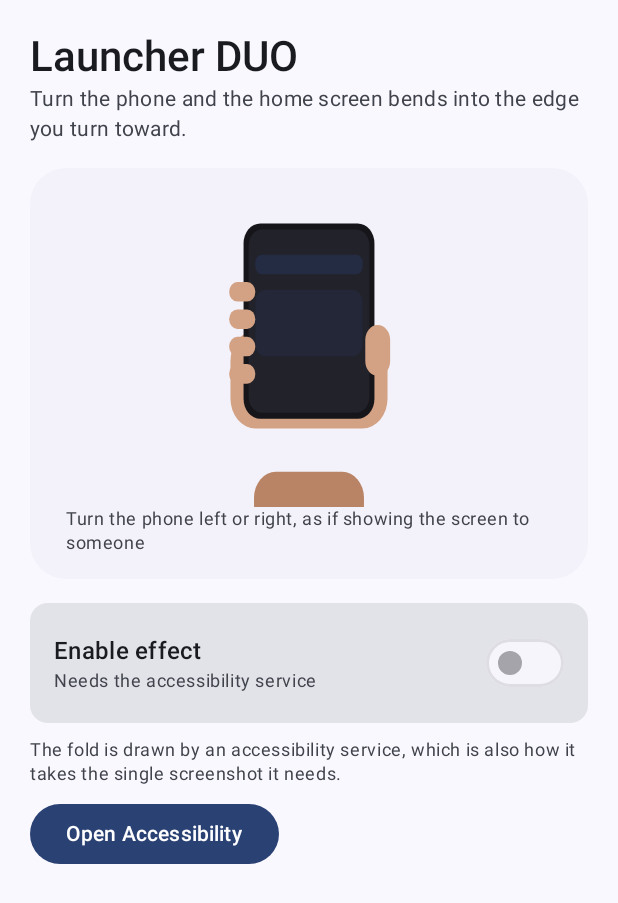
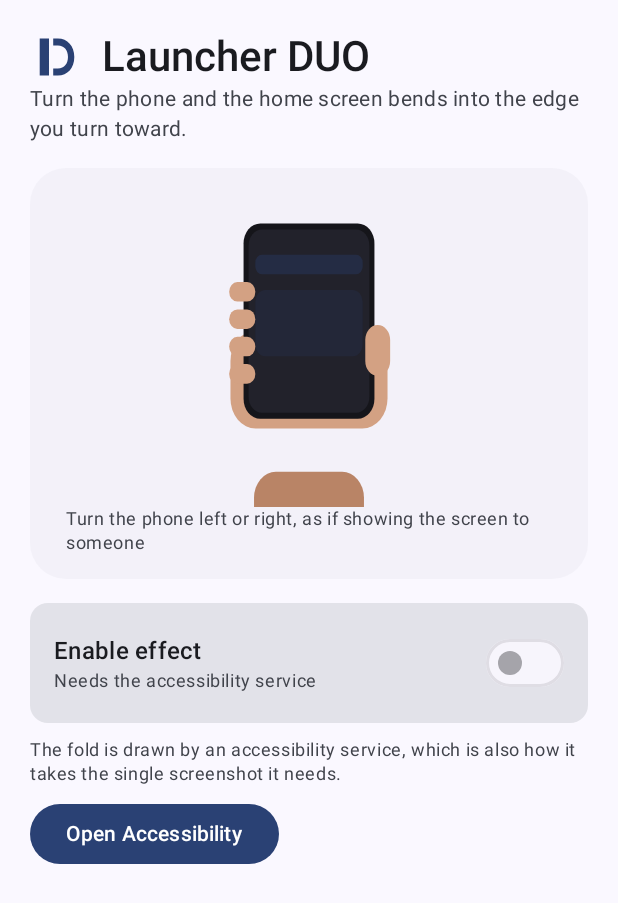
Before and after one commit to StarkDroid/LauncherDuo, an Android app built with Jetpack Compose: the screen it shows after launch (MainActivity), on a phone screen of 412 x 824 dp. Shown: the top 903 px of the screen. Run offline under Robolectric (Android 15) with nearby library versions, the phone set to English and light mode, and no system bars.

Commit message:
brand: give the project a mark, an icon and a signed release path
The symbol is the effect drawn as a letter: a D whose hinge edge is pinned and
sharp, whose glass leaves the panel at a sliver, and whose far side is
foreshortened. Ink #0B1220, hinge #F4F7FB, glass #7CE8FF.

- adaptive launcher icon (two-tone) and a monochrome layer for themed icons
- in-app mark beside the title, tinted from the Material scheme
- docs/brand: SVG masters, PNG exports, palette, clear space
- release builds read keystore.properties; the key stays untracked
- README: banner, download, package name, licence/affiliation note

```diff
--- a/app/src/main/java/dev/trishi/launchertuner/ui/Screen.kt
+++ b/app/src/main/java/dev/trishi/launchertuner/ui/Screen.kt
@@ -19,11 +19,14 @@ import androidx.compose.foundation.layout.fillMaxWidth
 import androidx.compose.foundation.layout.height
 import androidx.compose.foundation.layout.padding
 import androidx.compose.foundation.layout.safeDrawingPadding
+import androidx.compose.foundation.layout.size
+import androidx.compose.foundation.layout.width
 import androidx.compose.foundation.rememberScrollState
 import androidx.compose.foundation.shape.RoundedCornerShape
 import androidx.compose.foundation.verticalScroll
 import androidx.compose.material3.Button
 import androidx.compose.material3.Card
+import androidx.compose.material3.Icon
 import androidx.compose.material3.MaterialTheme
 import androidx.compose.material3.Slider
 import androidx.compose.material3.Surface
@@ -41,10 +44,12 @@ import androidx.compose.ui.geometry.Size
 import androidx.compose.ui.graphics.Color
 import androidx.compose.ui.graphics.drawscope.scale
 import androidx.compose.ui.platform.LocalContext
+import androidx.compose.ui.res.painterResource
 import androidx.compose.ui.text.font.FontWeight
 import androidx.compose.ui.unit.dp
 import androidx.lifecycle.compose.LifecycleResumeEffect
 import androidx.lifecycle.viewmodel.compose.viewModel
+import dev.trishi.launchertuner.R
 import kotlin.math.cos
 
 @Composable
@@ -64,11 +69,20 @@ fun DuoScreen(vm: DuoViewModel = viewModel()) {
                 .verticalScroll(rememberScrollState())
                 .padding(20.dp),
         ) {
-            Text(
-                "Launcher DUO",
-                style = MaterialTheme.typography.headlineMedium,
-                fontWeight = FontWeight.SemiBold,
-            )
+            Row(verticalAlignment = Alignment.CenterVertically) {
+                Icon(
+                    painter = painterResource(R.drawable.ic_duo_mark),
+                    contentDescription = null,
+                    tint = MaterialTheme.colorScheme.primary,
+                    modifier = Modifier.size(36.dp),
+                )
+                Spacer(Modifier.width(12.dp))
+                Text(
+                    "Launcher DUO",
+                    style = MaterialTheme.typography.headlineMedium,
+                    fontWeight = FontWeight.SemiBold,
+                )
+            }
             Text(
                 "Turn the phone and the home screen bends into the edge you turn toward.",
                 style = MaterialTheme.typography.bodyMedium,
--- /dev/null
+++ b/app/src/main/res/drawable/ic_duo_mark.xml
@@ -0,0 +1,13 @@
+<?xml version="1.0" encoding="utf-8"?>
+<!-- The DUO mark, one colour: hinge stem, sliver, bent pane. Used in-app, where it is tinted. -->
+<vector xmlns:android="http://schemas.android.com/apk/res/android"
+    android:width="24dp"
+    android:height="24dp"
+    android:viewportWidth="256"
+    android:viewportHeight="256">
+
+    <path
+        android:fillColor="#000000"
+        android:fillType="evenOdd"
+        android:pathData="M46,40H90V216H46Z M110,40H132C178,40 210,76 210,128C210,180 178,216 132,216H110Z M110,74H132C164,74 180,98 180,128C180,158 164,182 132,182H110Z" />
+</vector>
--- a/app/src/main/res/mipmap-anydpi-v26/ic_launcher.xml
+++ b/app/src/main/res/mipmap-anydpi-v26/ic_launcher.xml
@@ -2,5 +2,5 @@
 <adaptive-icon xmlns:android="http://schemas.android.com/apk/res/android">
     <background android:drawable="@color/ic_launcher_background" />
     <foreground android:drawable="@drawable/ic_launcher_foreground" />
-    <monochrome android:drawable="@drawable/ic_launcher_foreground" />
+    <monochrome android:drawable="@drawable/ic_launcher_monochrome" />
 </adaptive-icon>
--- a/app/src/main/res/values/themes.xml
+++ b/app/src/main/res/values/themes.xml
@@ -5,5 +5,5 @@
         <item name="android:windowNoTitle">true</item>
     </style>
 
-    <color name="ic_launcher_background">#1B2A4A</color>
+    <color name="ic_launcher_background">#0B1220</color>
 </resources>
```
Also changed, not shown: app/build.gradle.kts (+22 -0 lines), app/src/main/res/drawable/ic_launcher_foreground.xml (+16 -20 lines), app/src/main/res/drawable/ic_launcher_monochrome.xml (added, +23 -0 lines), 12 other files.
